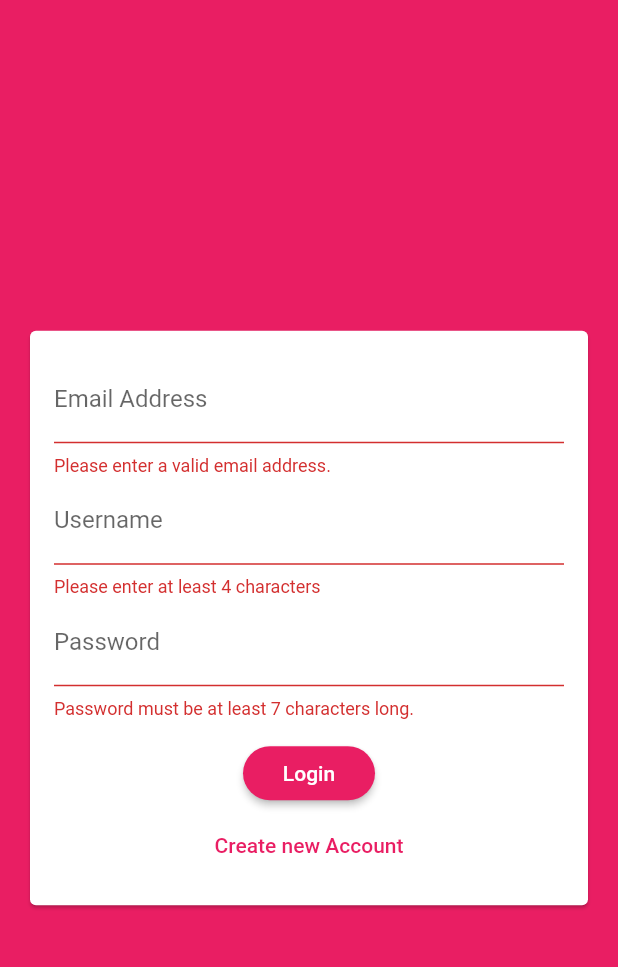
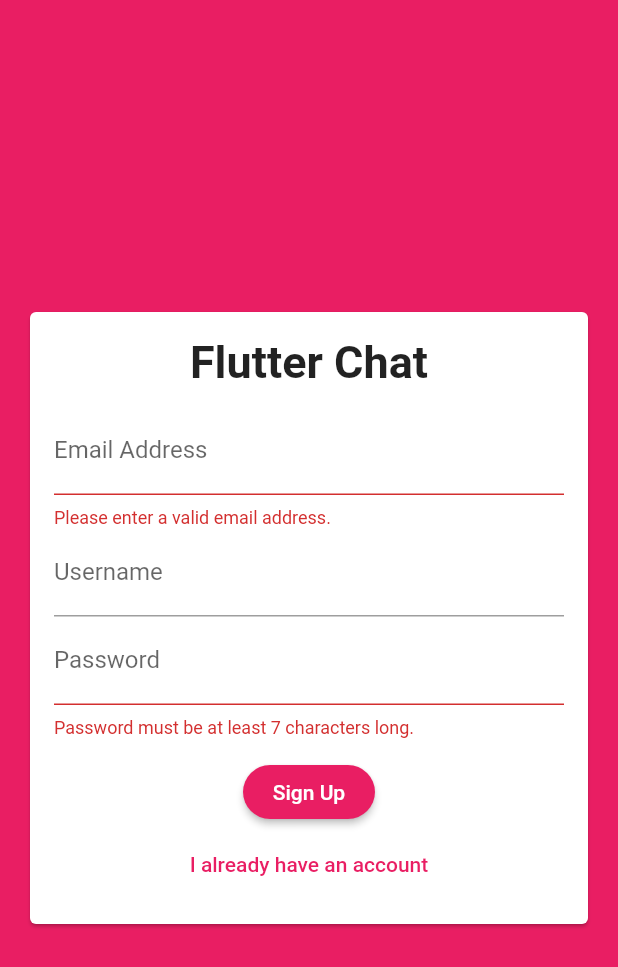
Before and after one commit to Vishnuanand77/Flutter-Chat-App, a Flutter app: the screen it shows after launch, after a tap on "Login", after a tap on "Create new Account", on a phone screen of 412 x 824 dp. Shown: the top 967 px of the screen. Run offline on Flutter 3.47's test engine with Material 2 defaults, Android fonts, the phone set to English and light mode, and no system bars; our stand-ins replace cloud_firestore; accounts and stored records are empty.

Commit message:
Added validation and app title to form

```diff
--- a/lib/Widgets/Auth/auth_form.dart
+++ b/lib/Widgets/Auth/auth_form.dart
@@ -6,18 +6,22 @@ class AuthForm extends StatefulWidget {
 }
 
 class _AuthFormState extends State<AuthForm> {
+  final _formKey = GlobalKey<FormState>();
+  var _isLogin = true;
 
-  final _formKey = GlobalKey<FormState>();
-  String _userEmail = '';
-  String _userName = '';
-  String _userPassword = '';
+  var _userEmail = '';
+  var _userName = '';
+  var _userPassword = '';
 
   void _trySubmit() {
-    final isValid = _formKey.currentState.validate(); //Triggers validation in all form fields
-    FocusScope.of(context).unfocus(); //Closes the soft keyboard when submit is pressed.
+    final isValid = _formKey.currentState
+        .validate(); //Triggers validation in all form fields
+    FocusScope.of(context)
+        .unfocus(); //Closes the soft keyboard when submit is pressed.
 
     if (isValid) {
-      _formKey.currentState.save(); //Triggers on saved function in all form fields
+      _formKey.currentState
+          .save(); //Triggers on saved function in all form fields
 
       //User saved values to send auth request
 
@@ -40,7 +44,16 @@ class _AuthFormState extends State<AuthForm> {
               child: Column(
                 mainAxisSize: MainAxisSize.min,
                 children: <Widget>[
+                  Text(
+                    'Flutter Chat',
+                    style: TextStyle(
+                      fontSize: 30,
+                      fontWeight: FontWeight.bold,
+                    ),
+                  ),
+                  SizedBox(height: 12),
                   TextFormField(
+                    key: ValueKey('email'),
                     keyboardType: TextInputType.emailAddress,
                     decoration: InputDecoration(labelText: 'Email Address'),
                     validator: (value) {
@@ -53,7 +66,9 @@ class _AuthFormState extends State<AuthForm> {
                       _userEmail = value;
                     },
                   ),
+                  if (!_isLogin)
                     TextFormField(
+                      key: ValueKey('username'),
                       decoration: InputDecoration(labelText: 'Username'),
                       validator: (value) {
                         if (value.isEmpty || value.length < 4) {
@@ -66,6 +81,7 @@ class _AuthFormState extends State<AuthForm> {
                       },
                     ),
                   TextFormField(
+                    key: ValueKey('password'),
                     decoration: InputDecoration(labelText: 'Password'),
                     validator: (value) {
                       if (value.isEmpty || value.length < 7) {
@@ -81,11 +97,17 @@ class _AuthFormState extends State<AuthForm> {
                   SizedBox(height: 12),
                   RaisedButton(
                     onPressed: _trySubmit,
-                    child: Text('Login'),
+                    child: Text(_isLogin ? 'Login' : 'Sign Up'),
                   ),
                   FlatButton(
-                    onPressed: () {},
-                    child: Text('Create new Account'),
+                    onPressed: () {
+                      setState(() {
+                        _isLogin = !_isLogin;
+                      });
+                    },
+                    child: Text(_isLogin
+                        ? 'Create new Account'
+                        : 'I already have an account'),
                     textColor: Theme.of(context).primaryColor,
                   ),
                 ],
```
Lines whose indentation alone changed are shown as unchanged.
